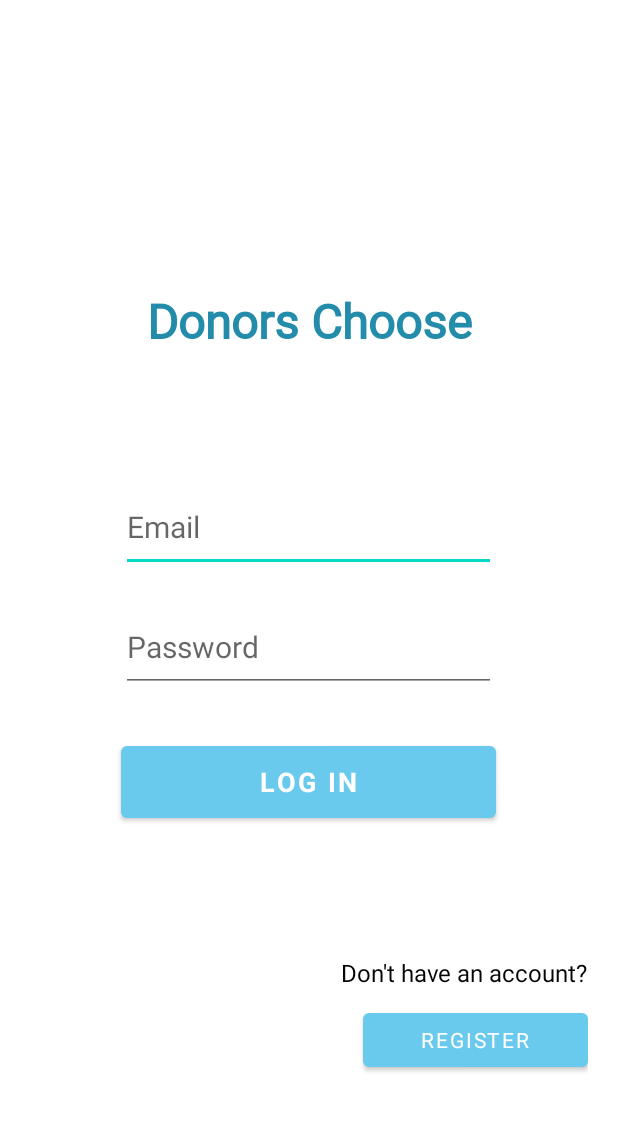
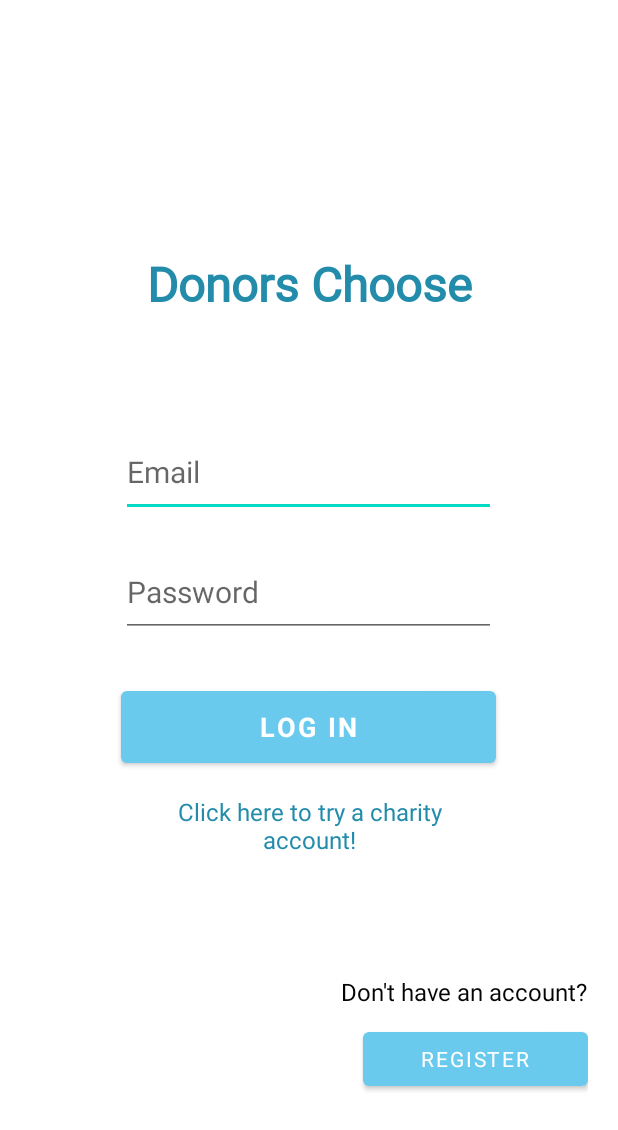
Before and after one commit to chocolatekhan/DonorsChoose, an Android app: the screen it shows after launch (Login), on a phone screen of 412 x 824 dp. Shown: the top 1130 px of the screen. Run offline under Robolectric (Android 15) with nearby library versions, the phone set to English and light mode, and no system bars; our stand-ins replace Firebase (no records; nobody signed in at launch, a user with empty details on screens opened directly); Roboto replaces fonts that are not available here.

Commit message:
Added sample charity account prompt

```diff
--- a/app/src/main/res/layout/activity_login.xml
+++ b/app/src/main/res/layout/activity_login.xml
@@ -67,6 +67,18 @@
                 android:textStyle="bold"
                 app:backgroundTint="#69CAED" />
 
+            <TextView
+                android:layout_width="200dp"
+                android:layout_height="wrap_content"
+                android:layout_gravity="center"
+                android:layout_marginTop="10dp"
+                android:gravity="center"
+                android:onClick="putSampleDetails"
+                android:padding="5dp"
+                android:text="Click here to try a charity account!"
+                android:textColor="#228CAA"
+                android:textSize="16sp" />
+
         </LinearLayout>
 
         <LinearLayout
```
Also changed, not shown: app/src/main/java/com/example/donorschoose/Login.java (+17 -0 lines).
